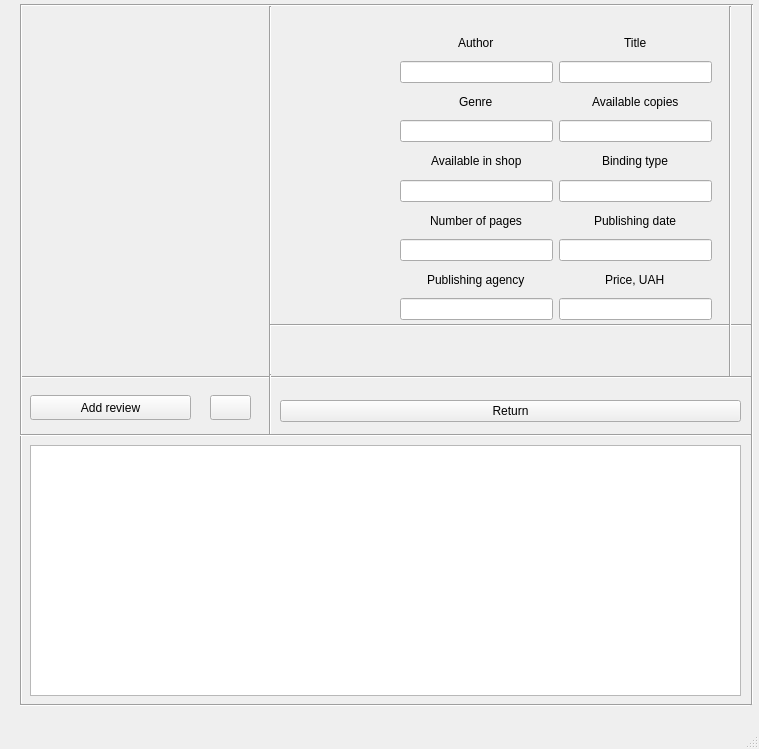
Above: ui/full_book_info.ui from alexeikeler/db_course_project before the change. Below: the same form after it.
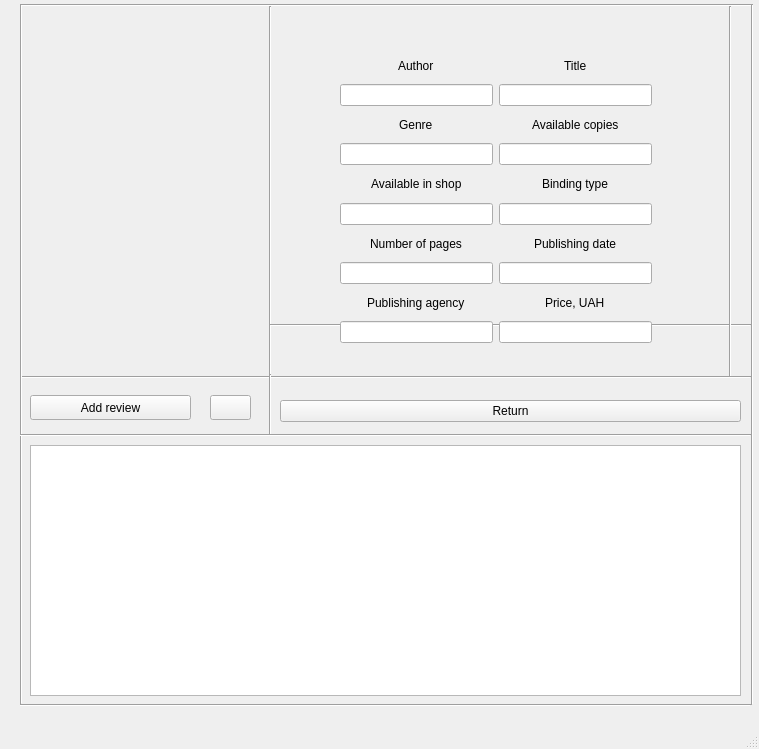
That is the form after the change. Icons and pictures are not drawn.

```diff
--- a/ui/full_book_info.ui
+++ b/ui/full_book_info.ui
@@ -233,11 +233,11 @@
      <enum>Qt::Vertical</enum>
     </property>
    </widget>
-   <widget class="QWidget" name="">
+   <widget class="QWidget" name="layoutWidget">
     <property name="geometry">
      <rect>
-      <x>400</x>
-      <y>30</y>
+      <x>340</x>
+      <y>53</y>
       <width>312</width>
       <height>290</height>
      </rect>
```
